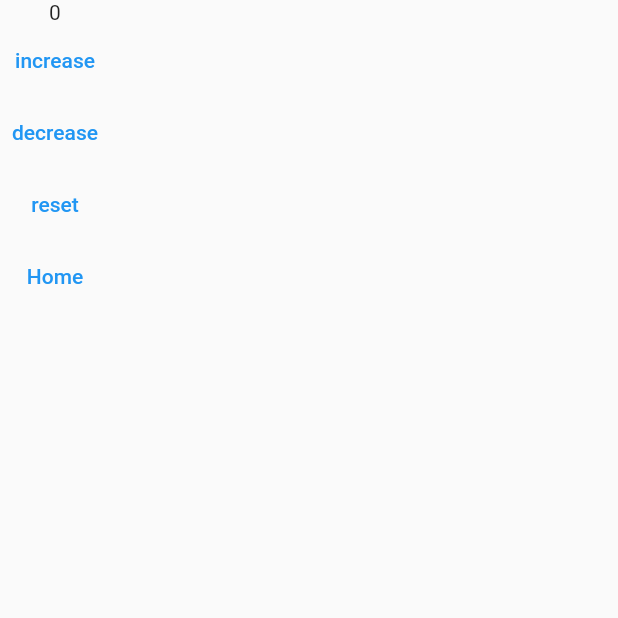
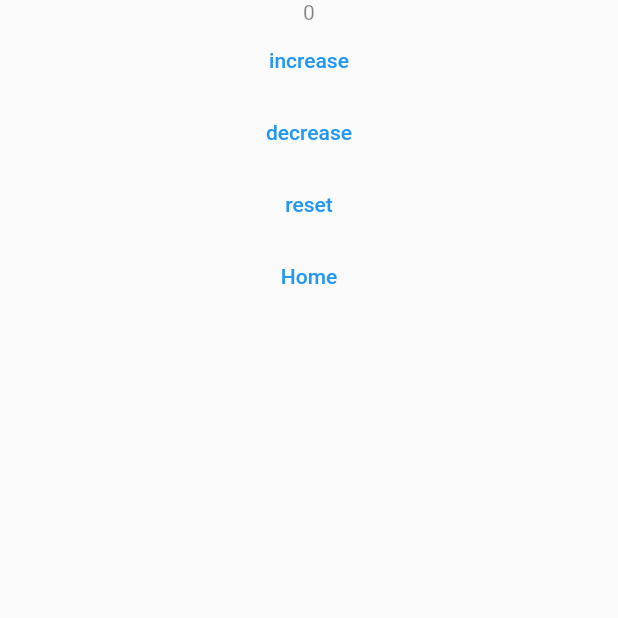
Before and after one commit to zer0cal/flutter_riverpod_and_animations_2, a Flutter app: the screen it shows after launch, after a tap on "Counter", on a phone screen of 412 x 824 dp, the top half of it. Run offline on Flutter 3.47's test engine with Material 2 defaults, Android fonts, the phone set to English and light mode, and no system bars; our stand-ins replace flutter_hooks, flutter_riverpod.

Commit message:
added fade in anmation for counter widget

```diff
--- a/lib/main.dart
+++ b/lib/main.dart
@@ -1,6 +1,6 @@
 // dart packages
 import 'dart:developer' as dev;
-// fluter packages
+// flutter packages
 import 'package:flutter/material.dart';
 import 'package:flutter_riverpod/flutter_riverpod.dart';
 // project files
--- a/lib/providers/counter_provider.dart
+++ b/lib/providers/counter_provider.dart
@@ -8,7 +8,10 @@ import 'package:flutter_riverpod_and_animations_2/models/counter_model.dart';
 class CounterNotifier extends StateNotifier<CounterModel> {
   CounterNotifier(this.ref): super(CounterModel(0));
 
-  Ref ref;
+  /// you can refer to the model using [state]
+
+  // reference to StateNotifierProvider
+  final Ref ref;
 
   void increment() {
     dev.log('CounterNotifier.increment()', name: 'counter_provider.dart');
--- a/lib/screens/counter_screen.dart
+++ b/lib/screens/counter_screen.dart
@@ -15,7 +15,8 @@ class CounterScreen extends ConsumerWidget {
     dev.log('CounterScreen.build()', name: 'counter_screen.dart', level: 0);
 
     return Scaffold(
-      body: Column(
+      body: Center(
+        child: Column(
                 children: [
                   const CounterWidget(),
                   TextButton(onPressed: () => ref.read(counterProvider.notifier).increment(), child: const Text('increase')),
@@ -24,6 +25,7 @@ class CounterScreen extends ConsumerWidget {
                   TextButton(onPressed: () => Navigator.pop(context), child: const Text('Home')),
                 ],
               ),
+      ),
     );
   }
 }
--- a/lib/screens/home_screen.dart
+++ b/lib/screens/home_screen.dart
@@ -11,10 +11,12 @@ class HomeScreen extends StatelessWidget {
     dev.log('HomeScreen.build()', name: 'home_screen.dart', level: 0);
 
     return Scaffold(
-      body: Column(
-        children: <Widget>[
-          TextButton(onPressed: () => Navigator.pushNamed(context, '/counter'), child: const Text('Counter'))
-        ],
+      body: Center(
+        child: Column(
+          children: <Widget>[
+            TextButton(onPressed: () => Navigator.pushNamed(context, '/counter'), child: const Text('Counter'))
+          ],
+        ),
       ),
     );
   }
--- a/lib/widgets/counter_widget.dart
+++ b/lib/widgets/counter_widget.dart
@@ -3,6 +3,7 @@ import 'dart:developer' as dev;
 // flutter packages
 import 'package:flutter/material.dart';
 import 'package:flutter_riverpod/flutter_riverpod.dart';
+import 'package:flutter_hooks/flutter_hooks.dart';
 // project files
 import 'package:flutter_riverpod_and_animations_2/providers/counter_provider.dart';
 
@@ -10,10 +11,40 @@ class CounterWidget extends ConsumerWidget {
   const CounterWidget({super.key});
 
   @override
-  Widget build(BuildContext context, WidgetRef ref) {
+  Widget build(context, ref) {
     dev.log('CounterWidget.build()', name: 'counter_widget.dart', level: 0);
+
     final counter = ref.watch(counterProvider);
 
-    return SizedBox(child: Text(counter.value.toString()));
+    return FadeInHook(child: Center(
+      child: Text(counter.value.toString()),
+    ));
   }
 }
+
+class FadeInHook extends HookWidget {
+  const FadeInHook({Key? key, required this.child}) : super(key: key);
+
+  final Widget child;
+
+  @override
+  Widget build(BuildContext context) {
+    dev.log('FadeInHook.build()', name: 'counter_widget.dart', level: 0);
+
+    final animationConstroler =
+        useAnimationController(duration: const Duration(seconds: 2));
+
+    useEffect(() {
+      animationConstroler.forward();
+
+      return null;
+    });
+
+    useAnimation(animationConstroler);
+
+    return Opacity(
+      opacity: animationConstroler.value,
+      child: child
+    );
+  }
+}
--- a/pubspec.yaml
+++ b/pubspec.yaml
@@ -36,6 +36,7 @@ dependencies:
   # Use with the CupertinoIcons class for iOS style icons.
   cupertino_icons: ^1.0.2
   flutter_riverpod: ^2.3.5
+  flutter_hooks: ^0.18.6
 
 dev_dependencies:
   flutter_test:
```
Also changed, not shown: lib/models/counter_model.dart (line endings or trailing spaces). Lines whose indentation alone changed are shown as unchanged.
